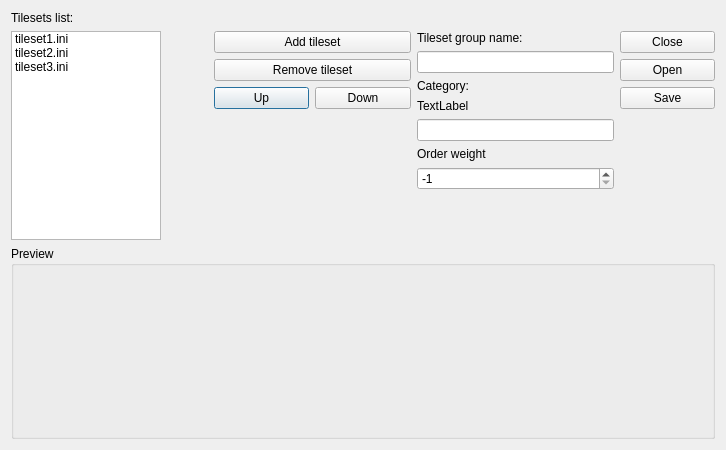
Before: the Qt Designer form Editor/tools/tilesets/tilesetgroupeditor.ui in WohlSoft/Moondust-Project, drawn with Qt 5.
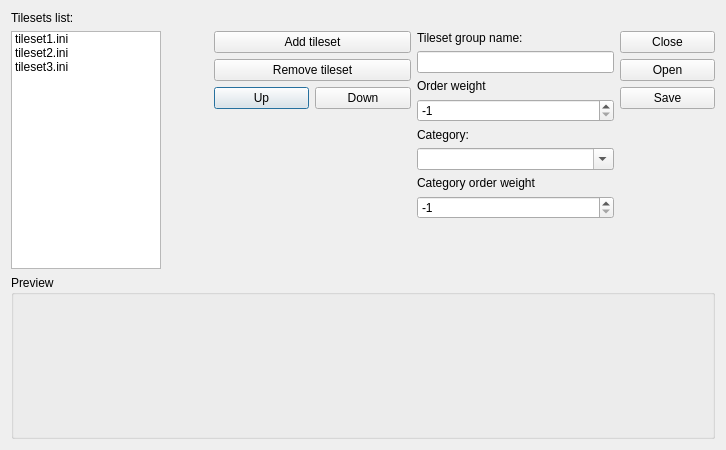
After: the same form once the commit is applied. Icons and pictures are not drawn.

Commit message: Editor: Make the editable ComboBox with available categories Note: The order weight for the category is a WIP, it must change the order of categories in the tilesets item box Part of #225

What changed in the file:
```diff
--- a/Editor/tools/tilesets/tilesetgroupeditor.ui
+++ b/Editor/tools/tilesets/tilesetgroupeditor.ui
@@ -30,21 +30,23 @@
    </item>
    <item row="1" column="4" rowspan="5" colspan="2">
     <layout class="QGridLayout" name="gridLayout_3">
-     <item row="5" column="0">
-      <widget class="QLabel" name="label_4">
-       <property name="text">
-        <string>Order weight</string>
+     <item row="3" column="0">
+      <widget class="QSpinBox" name="orderWeight">
+       <property name="toolTip">
+        <string>Defines the custom order priority. If weight values are equal between of different tileset group or equal to -1, tileset groups will be ordered alphabetically.</string>
        </property>
-      </widget>
-     </item>
-     <item row="0" column="0">
-      <widget class="QLabel" name="label_2">
-       <property name="text">
-        <string>Tileset group name:</string>
+       <property name="minimum">
+        <number>-1</number>
        </property>
+       <property name="maximum">
+        <number>99999999</number>
+       </property>
+       <property name="value">
+        <number>-1</number>
+       </property>
       </widget>
      </item>
-     <item row="7" column="0">
+     <item row="9" column="0">
       <spacer name="verticalSpacer_3">
        <property name="orientation">
         <enum>Qt::Vertical</enum>
@@ -57,24 +59,24 @@
        </property>
       </spacer>
      </item>
-     <item row="3" column="0">
-      <widget class="QLabel" name="label_3">
-       <property name="text">
-        <string>TextLabel</string>
-       </property>
-      </widget>
-     </item>
-     <item row="2" column="0">
-      <widget class="QLabel" name="categoryLabel">
-       <property name="text">
-        <string>Category:</string>
-       </property>
-      </widget>
-     </item>
      <item row="1" column="0">
       <widget class="QLineEdit" name="tilesetGroupName"/>
      </item>
-     <item row="8" column="0">
+     <item row="4" column="0">
+      <widget class="QLabel" name="categoryLabel">
+       <property name="text">
+        <string>Category:</string>
+       </property>
+      </widget>
+     </item>
+     <item row="5" column="0">
+      <widget class="QComboBox" name="category">
+       <property name="editable">
+        <bool>true</bool>
+       </property>
+      </widget>
+     </item>
+     <item row="10" column="0">
       <spacer name="horizontalSpacer">
        <property name="orientation">
         <enum>Qt::Horizontal</enum>
@@ -87,22 +89,37 @@
        </property>
       </spacer>
      </item>
-     <item row="4" column="0">
-      <widget class="QLineEdit" name="category"/>
+     <item row="2" column="0">
+      <widget class="QLabel" name="orderWeightLabel">
+       <property name="text">
+        <string>Order weight</string>
+       </property>
+      </widget>
+     </item>
+     <item row="0" column="0">
+      <widget class="QLabel" name="groupTitleLabel">
+       <property name="text">
+        <string>Tileset group name:</string>
+       </property>
+      </widget>
+     </item>
+     <item row="7" column="0">
+      <widget class="QSpinBox" name="categoryWeight">
+       <property name="minimum">
+        <number>-1</number>
+       </property>
+       <property name="maximum">
+        <number>99999999</number>
+       </property>
+       <property name="value">
+        <number>-1</number>
+       </property>
+      </widget>
      </item>
      <item row="6" column="0">
-      <widget class="QSpinBox" name="orderWeight">
-       <property name="toolTip">
-        <string>Defines the custom order priority. If weight values are equal between of different tileset group or equal to -1, tileset groups will be ordered alphabetically.</string>
-       </property>
-       <property name="minimum">
-        <number>-1</number>
-       </property>
-       <property name="maximum">
-        <number>99999999</number>
-       </property>
-       <property name="value">
-        <number>-1</number>
+      <widget class="QLabel" name="categoryWeightLabel">
+       <property name="text">
+        <string>Category order weight</string>
        </property>
       </widget>
      </item>
```
The commit also changes 2 other files.
